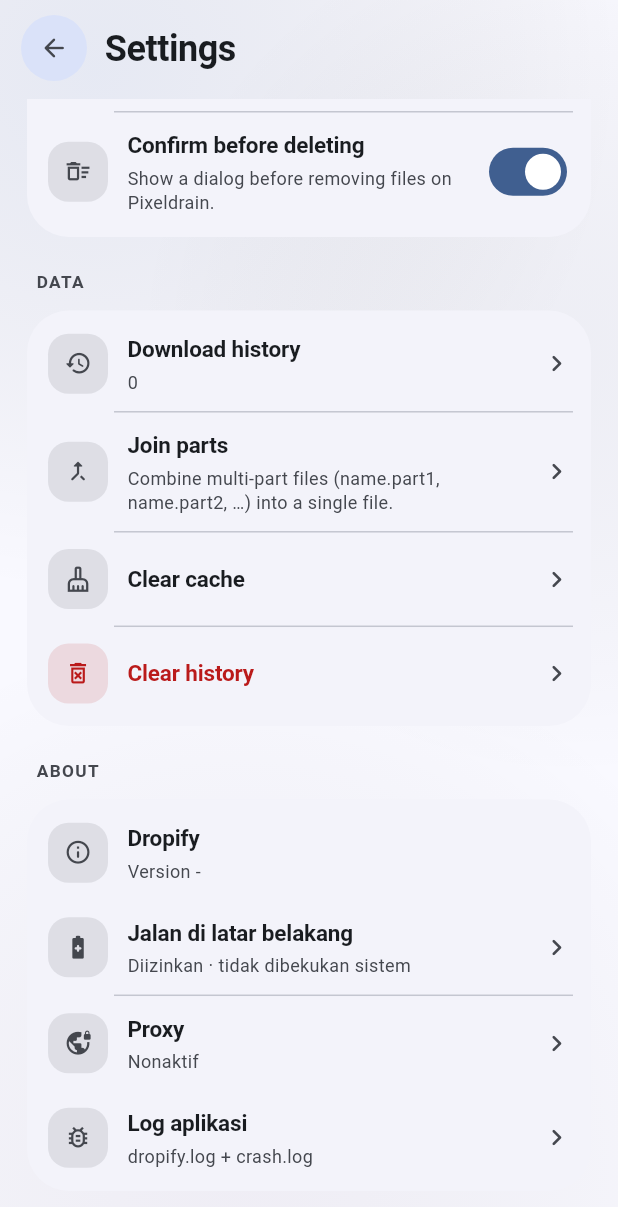
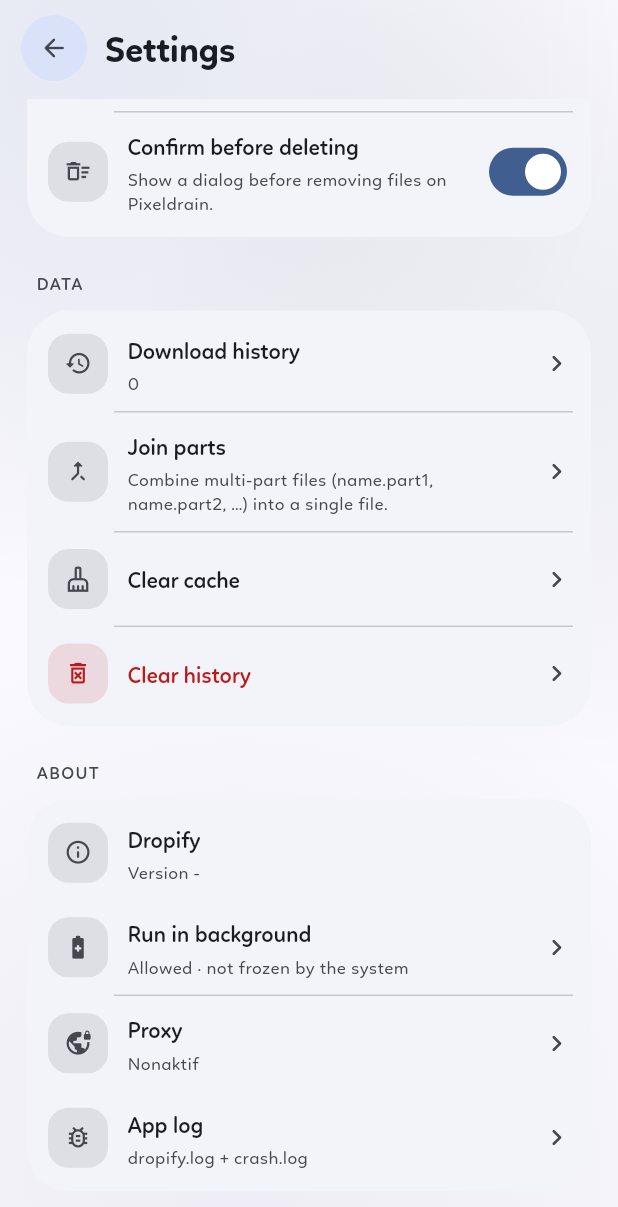
Before and after one commit to nellecrzier-4/Dropify, a Flutter app: the SettingsScreen screen opened directly, scrolled down 957 dp, on a phone screen of 412 x 824 dp. Shown: the top 1207 px of the screen. Run offline on Flutter 3.47's test engine with Material 3 defaults, Android fonts, the phone set to English and light mode, and no system bars; our stand-ins replace dio, file_picker, shared_preferences, webview_flutter; accounts and stored records are empty.

Commit message:
release: v1.13.0 (versionCode 56) — font Linotte + teks fitur baru mengikuti bahasa
- assets/fonts: Linotte Light/Regular/Medium/Bold/Black; pubspec font family
  'Linotte'; ThemeData.fontFamily = 'Linotte'.
- app_strings: backgroundRun/Allowed/Restricted, allowBackgroundTitle/Body,
  allowBackground, appLog, proxyTitle (ID+EN).
- settings & setup memakai context.s untuk baris latar belakang, log, judul
  proxy, dan dialog izin (tidak lagi teks Indonesia langsung).
- Versi 1.13.0+56.

```diff
--- a/lib/l10n/app_strings.dart
+++ b/lib/l10n/app_strings.dart
@@ -260,6 +260,15 @@ abstract class AppStrings {
   String get downloadRestartLoop;
   String get reconnecting;
   String get storageFull;
+  String get backgroundRun;
+  String get backgroundAllowed;
+  String get backgroundRestricted;
+  String get allowBackgroundTitle;
+  String get allowBackgroundBody;
+  String get allowBackground;
+  String get appLog;
+  String get proxyTitle;
+
   String get systemDownloaderRequired;
   String get fileNotFoundOnPixeldrain;
   String get downloadBlocked;
@@ -283,6 +292,33 @@ abstract class AppStrings {
 }
 
 class StringsId extends AppStrings {
+  @override
+  String get backgroundRun => 'Jalan di latar belakang';
+
+  @override
+  String get backgroundAllowed => 'Diizinkan · tidak dibekukan sistem';
+
+  @override
+  String get backgroundRestricted =>
+      'Dibatasi sistem · ketuk untuk mengizinkan';
+
+  @override
+  String get allowBackgroundTitle => 'Izinkan jalan di latar belakang';
+
+  @override
+  String get allowBackgroundBody =>
+      'Android membekukan aplikasi yang tidak diizinkan. Dengan izin ini, '
+      'unduhan dan unggahan lanjut tanpa perlu membuka Dropify lagi.';
+
+  @override
+  String get allowBackground => 'Izinkan';
+
+  @override
+  String get appLog => 'Log aplikasi';
+
+  @override
+  String get proxyTitle => 'Proxy unduhan';
+
   const StringsId();
 
   @override
@@ -1092,6 +1128,33 @@ class StringsId extends AppStrings {
 }
 
 class StringsEn extends AppStrings {
+  @override
+  String get backgroundRun => 'Run in background';
+
+  @override
+  String get backgroundAllowed => 'Allowed · not frozen by the system';
+
+  @override
+  String get backgroundRestricted =>
+      'Restricted by the system · tap to allow';
+
+  @override
+  String get allowBackgroundTitle => 'Allow running in the background';
+
+  @override
+  String get allowBackgroundBody =>
+      'Android freezes apps that are not exempt. With this permission, '
+      'downloads and uploads continue without reopening Dropify.';
+
+  @override
+  String get allowBackground => 'Allow';
+
+  @override
+  String get appLog => 'App log';
+
+  @override
+  String get proxyTitle => 'Download proxy';
+
   const StringsEn();
 
   @override
--- a/lib/screens/settings_screen.dart
+++ b/lib/screens/settings_screen.dart
@@ -49,7 +49,7 @@ class _SettingsScreenState extends State<SettingsScreen> {
       context: context,
       builder: (ctx) => StatefulBuilder(
         builder: (ctx, setLocal) => AlertDialog(
-          title: const Text('Proxy unduhan'),
+          title: Text(context.s.proxyTitle),
           content: SizedBox(
             width: double.maxFinite,
             child: SingleChildScrollView(
@@ -498,10 +498,10 @@ class _SettingsScreenState extends State<SettingsScreen> {
                               ),
                               _SettingRow(
                                 icon: Icons.battery_saver_rounded,
-                                title: 'Jalan di latar belakang',
+                                title: context.s.backgroundRun,
                                 subtitle: _batteryOk
-                                    ? 'Diizinkan · tidak dibekukan sistem'
-                                    : 'Dibatasi sistem · ketuk untuk mengizinkan',
+                                    ? context.s.backgroundAllowed
+                                    : context.s.backgroundRestricted,
                                 onTap: () async {
                                   await NativeDownloads.requestBatteryExemption();
                                   await Future<void>.delayed(
@@ -524,7 +524,7 @@ class _SettingsScreenState extends State<SettingsScreen> {
                               ),
                               _SettingRow(
                                 icon: Icons.bug_report_outlined,
-                                title: 'Log aplikasi',
+                                title: context.s.appLog,
                                 subtitle: 'dropify.log + crash.log',
                                 onTap: _showLogs,
                                 trailing: const _Chevron(),
--- a/lib/theme/app_theme.dart
+++ b/lib/theme/app_theme.dart
@@ -246,6 +246,9 @@ ThemeData buildTheme([AppAppearance? appearance]) {
 
   final base = ThemeData(
     useMaterial3: true,
+    // Font aplikasi: Linotte (assets/fonts). Semua teks memakai keluarga ini
+    // lewat textTheme di bawah; widget yang memaksa font lain tetap menang.
+    fontFamily: 'Linotte',
     brightness: dark ? Brightness.dark : Brightness.light,
     colorScheme: scheme,
     scaffoldBackgroundColor: AppColors.bg,
```
Also changed, not shown: lib/screens/setup_screen.dart (+6 -7 lines), lib/services/proxy_service.dart (+12 -5 lines), pubspec.yaml (+14 -1 lines), assets/fonts/Black.ttf (added), assets/fonts/Bold.ttf (added), assets/fonts/Light.ttf (added), assets/fonts/Medium.ttf (added), assets/fonts/Regular.ttf (added).
